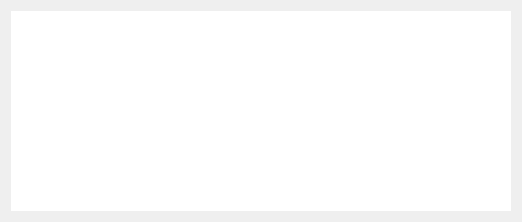
Old version of the form tickettable.ui in the repository abdull-vetrom/TickteSystem.
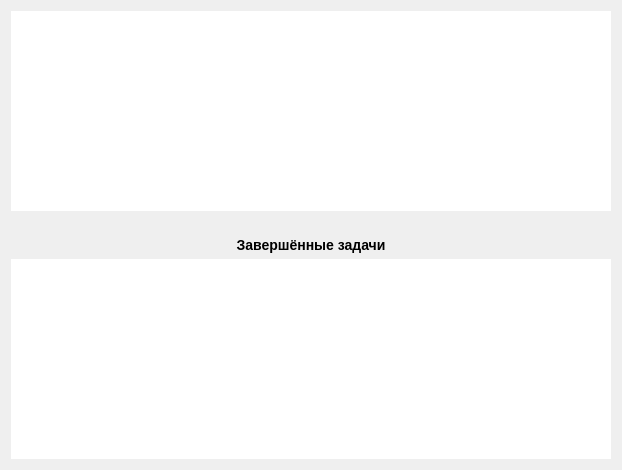
New version of the form.

Commit message: feat(): таблица завершённых тикетов, оформление моих проектов

```diff
--- a/tickettable.ui
+++ b/tickettable.ui
@@ -12,36 +12,95 @@
       <string notr="true">
 QTableView {
     border: none;
-<!--    gridline-color: black;-->
+    gridline-color: black;
 }
 
 QHeaderView::section {
     border: 1px solid black;
+    background: #f0f0f0;
+    font-weight: bold;
 }
 
-QTableView::item {
+QTableCornerButton::section {
     border: none;
 }
+      </string>
+     </property>
+     <property name="showGrid">
+      <bool>true</bool>
+     </property>
+     <property name="minimumSize">
+      <size>
+       <width>600</width>
+       <height>200</height>
+      </size>
+     </property>
+    </widget>
+   </item>
 
+   <!-- Отступ -->
+   <item>
+    <spacer name="verticalSpacer">
+     <property name="orientation">
+      <enum>Qt::Vertical</enum>
+     </property>
+     <property name="sizeHint" stdset="0">
+      <size>
+       <width>20</width>
+       <height>20</height>
+      </size>
+     </property>
+    </spacer>
+   </item>
+
+   <!-- Заголовок завершённых -->
+   <item>
+    <widget class="QLabel" name="labelDone">
+     <property name="text">
+      <string>Завершённые задачи</string>
+     </property>
+     <property name="alignment">
+      <set>Qt::AlignCenter</set>
+     </property>
+     <property name="styleSheet">
+      <string notr="true">font-weight: bold; font-size: 14px;</string>
+     </property>
+    </widget>
+   </item>
+
+   <!-- Таблица завершённых -->
+   <item>
+    <widget class="QTableView" name="doneTableView">
+     <property name="styleSheet">
+      <string notr="true">
+QTableView {
+    border: none;
+    gridline-color: black;
+}
+
+QHeaderView::section {
+    border: 1px solid black;
+    background: #f0f0f0;
+    font-weight: bold;
+}
+
 QTableCornerButton::section {
     border: none;
 }
       </string>
      </property>
-     <property name="sizePolicy">
-      <sizepolicy hsizetype="MinimumExpanding" vsizetype="Minimum">
-       <horstretch>0</horstretch>
-       <verstretch>0</verstretch>
-      </sizepolicy>
+     <property name="showGrid">
+      <bool>true</bool>
      </property>
      <property name="minimumSize">
       <size>
-       <width>500</width>
+       <width>600</width>
        <height>200</height>
       </size>
      </property>
     </widget>
    </item>
+
   </layout>
  </widget>
  <resources/>
```
Left out of the diff: 5 changed lines with no effect on the pictures. The commit also changes 22 other files.
